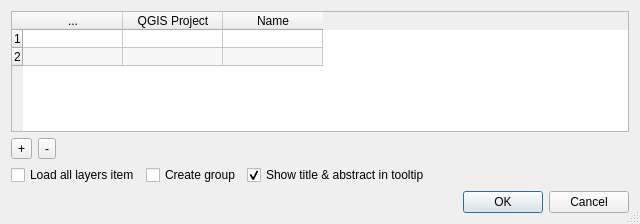
The window that menu_from_project/conf_dialog.ui (xcaeag/MenuFromProject-Qgis-Plugin) describes before a commit, drawn with Qt 5.
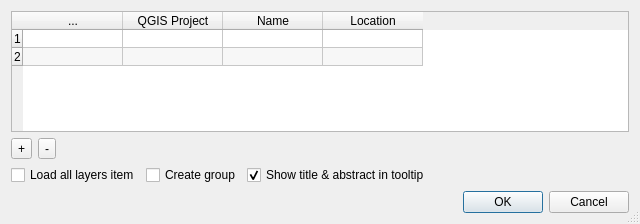
The same window after the commit.

Commit message: Location configuration

The edit to the form file:
```diff
--- a/menu_from_project/conf_dialog.ui
+++ b/menu_from_project/conf_dialog.ui
@@ -50,7 +50,7 @@
       <number>2</number>
      </property>
      <property name="columnCount">
-      <number>3</number>
+      <number>4</number>
      </property>
      <attribute name="horizontalHeaderVisible">
       <bool>true</bool>
@@ -81,6 +81,11 @@
        <string>Name</string>
       </property>
      </column>
+     <column>
+      <property name="text">
+       <string>Location</string>
+      </property>
+     </column>
     </widget>
    </item>
    <item>
```
The commit also changes 2 other files.
